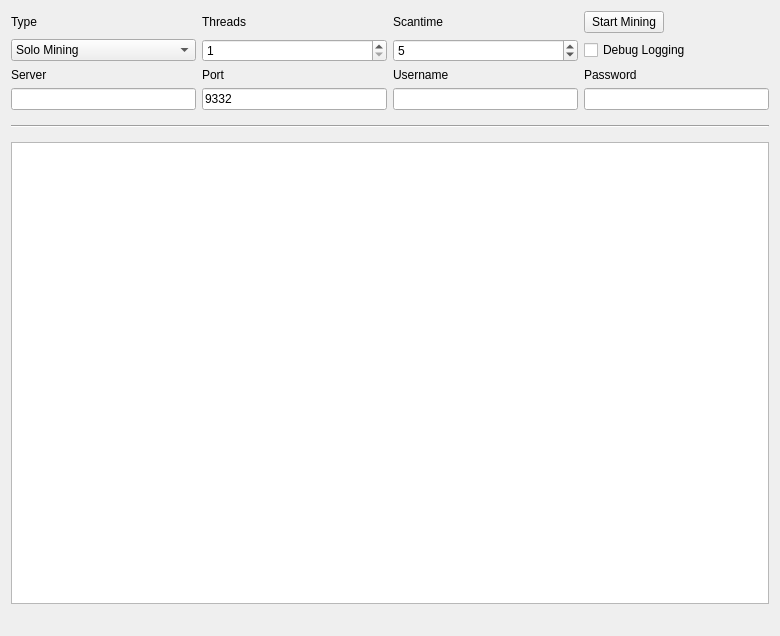
The window that src/qt/forms/miningpage.ui (G2C/G2C) describes before a commit, drawn with Qt 5.
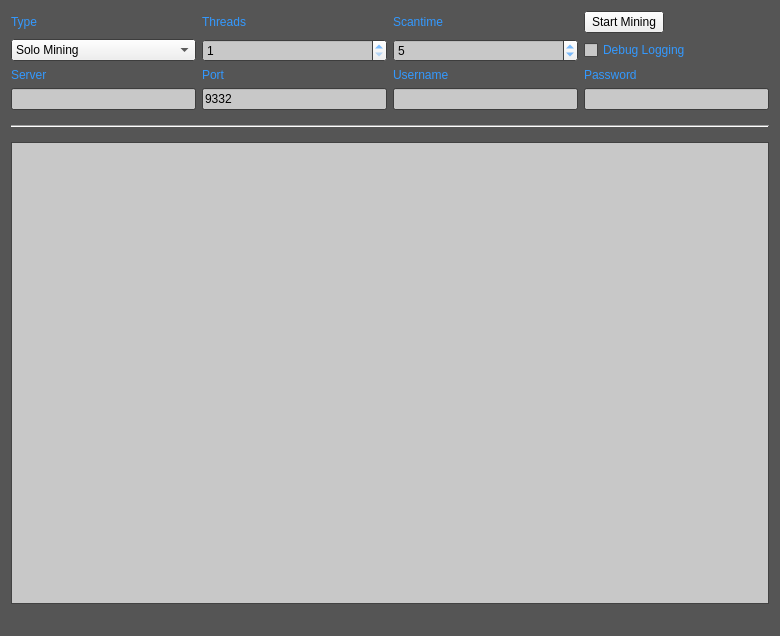
The same window after the commit.

```diff
--- a/src/qt/forms/miningpage.ui
+++ b/src/qt/forms/miningpage.ui
@@ -10,6 +10,97 @@
     <height>636</height>
    </rect>
   </property>
+  <property name="palette">
+   <palette>
+    <active>
+     <colorrole role="WindowText">
+      <brush brushstyle="SolidPattern">
+       <color alpha="255">
+        <red>51</red>
+        <green>153</green>
+        <blue>255</blue>
+       </color>
+      </brush>
+     </colorrole>
+     <colorrole role="Base">
+      <brush brushstyle="SolidPattern">
+       <color alpha="255">
+        <red>200</red>
+        <green>200</green>
+        <blue>200</blue>
+       </color>
+      </brush>
+     </colorrole>
+     <colorrole role="Window">
+      <brush brushstyle="SolidPattern">
+       <color alpha="255">
+        <red>85</red>
+        <green>85</green>
+        <blue>85</blue>
+       </color>
+      </brush>
+     </colorrole>
+    </active>
+    <inactive>
+     <colorrole role="WindowText">
+      <brush brushstyle="SolidPattern">
+       <color alpha="255">
+        <red>51</red>
+        <green>153</green>
+        <blue>255</blue>
+       </color>
+      </brush>
+     </colorrole>
+     <colorrole role="Base">
+      <brush brushstyle="SolidPattern">
+       <color alpha="255">
+        <red>200</red>
+        <green>200</green>
+        <blue>200</blue>
+       </color>
+      </brush>
+     </colorrole>
+     <colorrole role="Window">
+      <brush brushstyle="SolidPattern">
+       <color alpha="255">
+        <red>85</red>
+        <green>85</green>
+        <blue>85</blue>
+       </color>
+      </brush>
+     </colorrole>
+    </inactive>
+    <disabled>
+     <colorrole role="WindowText">
+      <brush brushstyle="SolidPattern">
+       <color alpha="255">
+        <red>120</red>
+        <green>120</green>
+        <blue>120</blue>
+       </color>
+      </brush>
+     </colorrole>
+     <colorrole role="Base">
+      <brush brushstyle="SolidPattern">
+       <color alpha="255">
+        <red>85</red>
+        <green>85</green>
+        <blue>85</blue>
+       </color>
+      </brush>
+     </colorrole>
+     <colorrole role="Window">
+      <brush brushstyle="SolidPattern">
+       <color alpha="255">
+        <red>85</red>
+        <green>85</green>
+        <blue>85</blue>
+       </color>
+      </brush>
+     </colorrole>
+    </disabled>
+   </palette>
+  </property>
   <property name="windowTitle">
    <string>Mining</string>
   </property>
```
